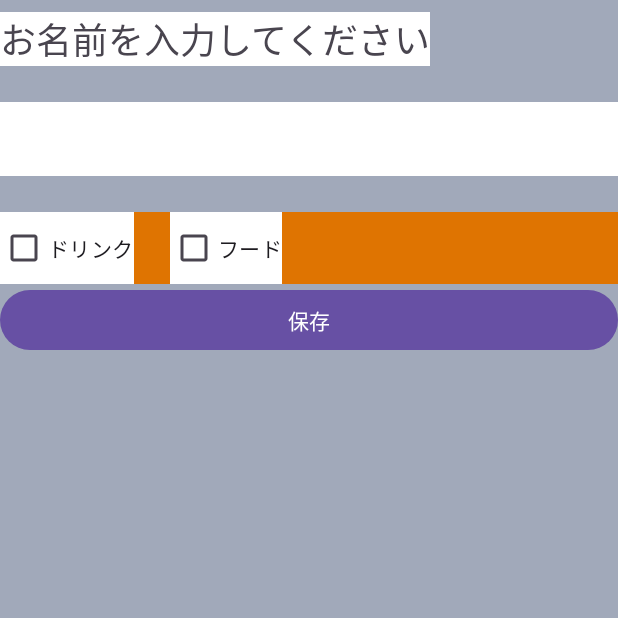
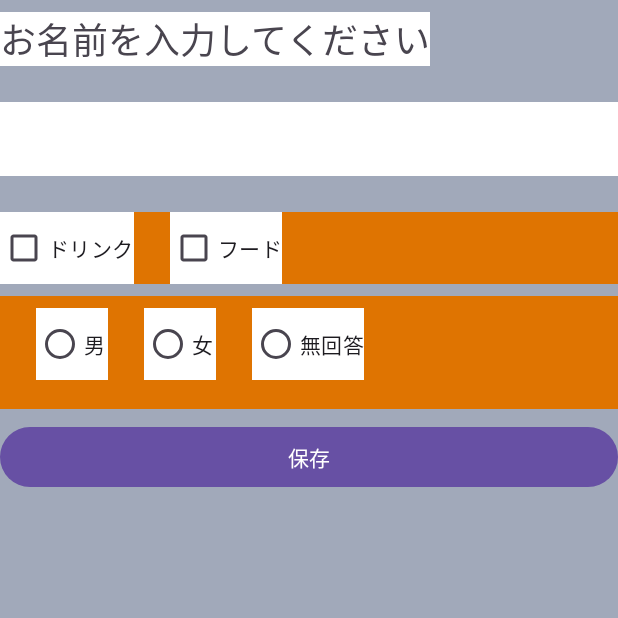
Before and after one commit to its22013/Android1, an Android app: the screen it shows after launch (MainActivity), on a phone screen of 412 x 824 dp, the top half of it. Run offline under Robolectric (Android 15) with nearby library versions, the phone set to English and light mode, and no system bars.

Commit message:
3.6の終わり.

```diff
--- a/ViwSample/app/src/main/res/layout/activity_main.xml
+++ b/ViwSample/app/src/main/res/layout/activity_main.xml
@@ -49,6 +49,42 @@
           android:text="@string/cb_food" />
    </LinearLayout>
 
+   <RadioGroup
+       android:layout_width="match_parent"
+       android:layout_height="75dp"
+       android:layout_marginTop="8dp"
+       android:layout_marginBottom="8dp"
+       android:background="#df7401"
+       android:orientation="horizontal"
+       android:paddingTop="8dp"
+       android:paddingBottom="8dp">
+
+      <RadioButton
+          android:id="@+id/rbMale"
+          android:layout_width="wrap_content"
+          android:layout_height="wrap_content"
+          android:layout_marginStart="24dp"
+          android:layout_marginEnd="24dp"
+          android:background="#ffffff"
+          android:text="@string/rb_male" />
+
+      <RadioButton
+          android:id="@+id/rbFeMale"
+          android:layout_width="wrap_content"
+          android:layout_height="wrap_content"
+          android:layout_marginEnd="24dp"
+          android:background="#ffffff"
+          android:text="@string/rb_female" />
+
+      <RadioButton
+          android:id="@+id/rb_NoAnswer"
+          android:layout_width="wrap_content"
+          android:layout_height="wrap_content"
+          android:background="#ffffff"
+          android:text="@string/rb_NoAnswer" />
+
+   </RadioGroup>
+
    <Button
        android:id="@+id/btSave"
        android:layout_width="match_parent"
--- a/ViwSample/app/src/main/res/values/strings.xml
+++ b/ViwSample/app/src/main/res/values/strings.xml
@@ -4,4 +4,7 @@
     <string name="bt_save">保存</string>
     <string name="cb_drink">ドリンク</string>
     <string name="cb_food">フード</string>
+    <string name="rb_male">男</string>
+    <string name="rb_female">女</string>
+    <string name="rb_NoAnswer">無回答</string>
 </resources>
```
